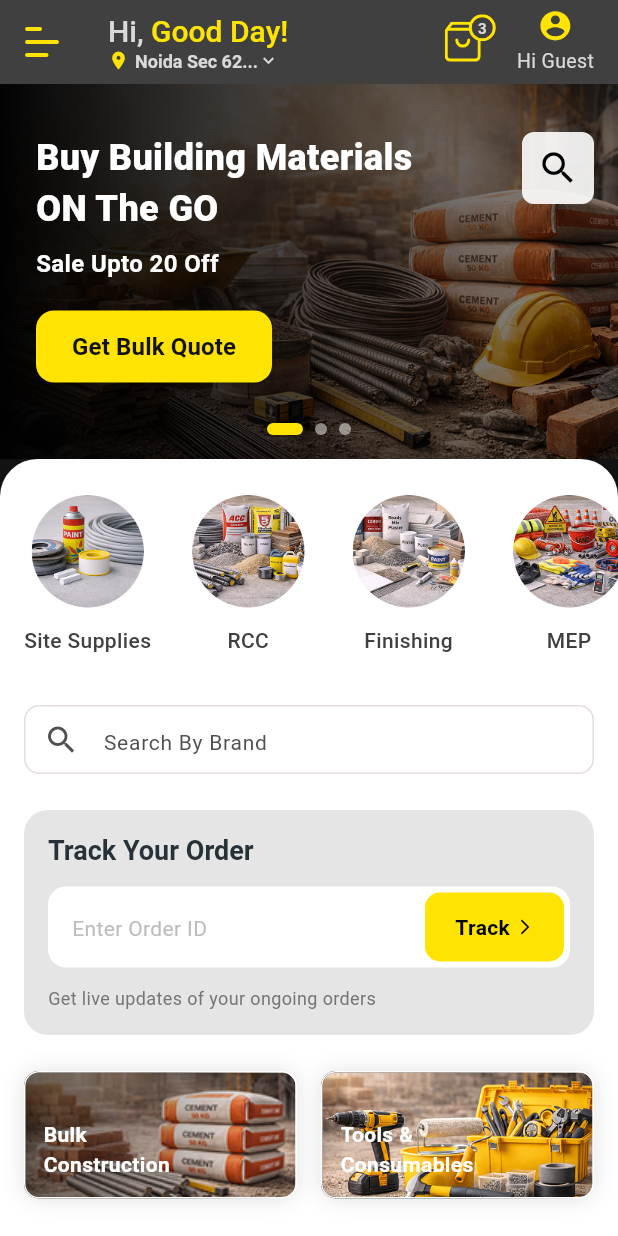
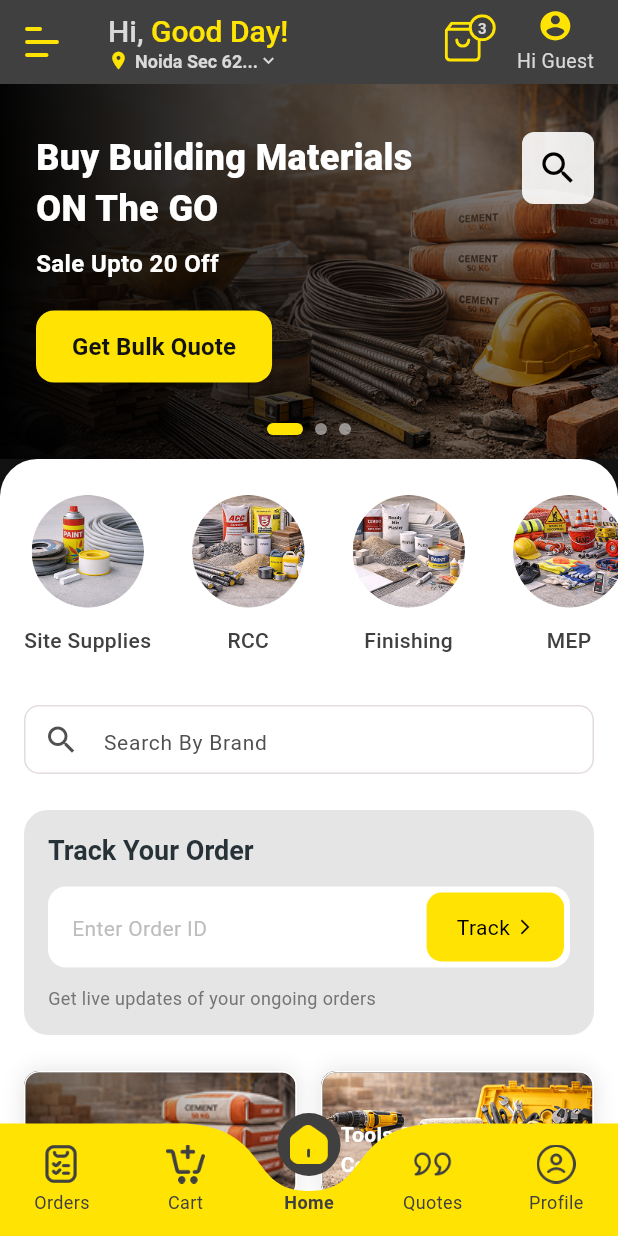
Before and after one commit to DevZkund/on_the_go, a Flutter app: the screen it shows after launch, on a phone screen of 412 x 824 dp. Run offline on Flutter 3.47's test engine with Material 3 defaults, Android fonts, the phone set to English and light mode, and no system bars; drawn by our look-alikes of carousel_slider, curved_labeled_navigation_bar; our stand-ins replace flutter_svg, go_router; Roboto replaces fonts that are missing (Nunito, Poppins).

Commit message:
feat: Add new icons and images for the home drawer and main screen
- Added new icons for cart, delivery, home, orders, profile, quotes, support, tracking, and verified.
- Updated the bulk quote banner and cement category images.
- Implemented HomeDrawer widget for navigation in mobile home view.
- Replaced MobileHomeView with MainScreen in HomePage.
- Integrated HomeDrawer into MobileHomeView.
- Updated BenefitCard to use new icons.
- Introduced ProductCard widget for displaying products in a horizontal list.
- Adjusted TrackOrderCard text style for better readability.
- Created MainScreen with a curved navigation bar for improved user experience.
- Added dependencies for curved_labeled_navigation_bar and universal_io in pubspec.yaml.

```diff
--- a/lib/features/home/ui/home_page.dart
+++ b/lib/features/home/ui/home_page.dart
@@ -1,6 +1,6 @@
 import 'package:flutter/material.dart';
+import 'package:on_the_go/features/main/ui/main_screen.dart';
 import '../../../core/responsive/responsive_layout.dart';
-import 'mobile_home_view.dart';
 import 'tablet_home_view.dart';
 
 class HomePage extends StatelessWidget {
@@ -9,7 +9,7 @@ class HomePage extends StatelessWidget {
   @override
   Widget build(BuildContext context) {
     return const ResponsiveLayout(
-      mobile: MobileHomeView(),
+      mobile: MainScreen(),
       tablet: TabletHomeView(),
     );
   }
--- a/lib/features/home/ui/mobile_home_view.dart
+++ b/lib/features/home/ui/mobile_home_view.dart
@@ -1,5 +1,6 @@
 import 'package:flutter/material.dart';
 import 'package:on_the_go/core/theme/app_theme.dart';
+import 'package:on_the_go/features/home/ui/drawer/home_drawer.dart';
 import 'package:on_the_go/features/home/ui/widgets/search_bar_widget.dart';
 import 'widgets/home_app_bar.dart';
 import 'widgets/home_banner_carousel.dart';
@@ -10,6 +11,7 @@ import 'widgets/section_header.dart';
 import 'widgets/category_shop_item.dart';
 import 'widgets/bulk_quote_banner.dart';
 import 'widgets/benefit_card.dart';
+import 'widgets/product_card.dart';
 
 const List<CategoryCircle> _categories = [
   CategoryCircle(
@@ -36,7 +38,7 @@ class MobileHomeView extends StatelessWidget {
   Widget build(BuildContext context) {
     return Scaffold(
       backgroundColor: AppColors.onBackground,
-      drawer: const Drawer(),
+      drawer: const HomeDrawer(),
       body: CustomScrollView(
         slivers: [
           const HomeAppBar(),
@@ -123,47 +125,84 @@ class MobileHomeView extends StatelessWidget {
                       crossAxisCount: 2,
                       shrinkWrap: true,
                       physics: const NeverScrollableScrollPhysics(),
+                      padding: EdgeInsets.zero,
                       crossAxisSpacing: 16,
                       mainAxisSpacing: 16,
                       childAspectRatio: 2.3,
-                      children: const [
+                      children: [
                         BenefitCard(
                           title: 'Assured 2-Hour\nSite Delivery',
-                          icon: Icon(
-                            Icons.local_shipping,
-                            color: Colors.orange,
-                            size: 32,
+                          icon: Image.asset(
+                            'assets/icons/delivery.png',
+                            width: 32,
+                            height: 32,
                           ),
                         ),
                         BenefitCard(
                           title: 'Verified Quality\nMaterials',
-                          icon: Icon(
-                            Icons.verified_user,
-                            color: Colors.amber,
-                            size: 32,
+                          icon: Image.asset(
+                            'assets/icons/verified.png',
+                            width: 32,
+                            height: 32,
                           ),
                         ),
                         BenefitCard(
                           title: 'Smart\nTracking',
-                          icon: Icon(
-                            Icons.location_on,
-                            color: Colors.black,
-                            size: 32,
+                          icon: Image.asset(
+                            'assets/icons/tracking.png',
+                            width: 32,
+                            height: 32,
                           ),
                         ),
                         BenefitCard(
                           title: 'Instant\nSupport',
-                          icon: Icon(
-                            Icons.headset_mic,
-                            color: Colors.orange,
-                            size: 32,
+                          icon: Image.asset(
+                            'assets/icons/support.png',
+                            width: 32,
+                            height: 32,
                           ),
                         ),
                       ],
                     ),
                   ),
 
-                  const SizedBox(height: 32),
+                  // Best Selling Brands
+                  SectionHeader(title: 'Best Selling Brands', onViewAll: () {}),
+                  SizedBox(
+                    height: 290,
+                    child: ListView(
+                      scrollDirection: Axis.horizontal,
+                      padding: const EdgeInsets.symmetric(horizontal: 16),
+                      children: const [
+                        ProductCard(
+                          category: 'CEMENT, PPC CEMENT',
+                          title: 'Shree PPC Cement',
+                          price: '₹310.00/Bag',
+                          imageUrl: 'assets/images/cement_cat.png',
+                        ),
+                        ProductCard(
+                          category: 'CEMENT, PPC CEMENT',
+                          title: 'Shree PPC Cement',
+                          price: '₹310.00/Bag',
+                          imageUrl: 'assets/images/cement_cat.png',
+                        ),
+                        ProductCard(
+                          category: 'CEMENT, PPC CEMENT',
+                          title: 'Shree PPC Cement',
+                          price: '₹310.00/Bag',
+                          imageUrl: 'assets/images/cement_cat.png',
+                        ),
+                        ProductCard(
+                          category: 'CEMENT, PPC CEMENT',
+                          title: 'Shree PPC Cement',
+                          price: '₹310.00/Bag',
+                          imageUrl: 'assets/images/cement_cat.png',
+                        ),
+                      ],
+                    ),
+                  ),
+
+                  const SizedBox(height: 120),
                 ],
               ),
             ),
--- a/lib/features/home/ui/widgets/feature_card.dart
+++ b/lib/features/home/ui/widgets/feature_card.dart
@@ -1,5 +1,4 @@
 import 'package:flutter/material.dart';
-import 'package:on_the_go/core/theme/app_theme.dart';
 
 class FeatureCard extends StatelessWidget {
   final String title;
--- a/lib/features/home/ui/widgets/track_order_card.dart
+++ b/lib/features/home/ui/widgets/track_order_card.dart
@@ -62,7 +62,7 @@ class TrackOrderCard extends StatelessWidget {
                         Text(
                           'Track',
                           style: textTheme.bodyMedium?.copyWith(
-                            fontWeight: FontWeight.w600,
+                            fontWeight: FontWeight.w400,
                             fontSize: 14,
                             color: Colors.black,
                           ),
--- /dev/null
+++ b/lib/features/main/ui/main_screen.dart
@@ -0,0 +1,139 @@
+import 'package:flutter/material.dart';
+import 'package:on_the_go/core/theme/app_theme.dart';
+import 'package:on_the_go/features/home/ui/drawer/home_drawer.dart';
+import 'package:on_the_go/features/home/ui/mobile_home_view.dart';
+import 'package:curved_labeled_navigation_bar/curved_navigation_bar.dart';
+import 'package:curved_labeled_navigation_bar/curved_navigation_bar_item.dart';
+
+class MainScreen extends StatefulWidget {
+  const MainScreen({super.key});
+
+  @override
+  State<MainScreen> createState() => _MainScreenState();
+}
+
+class _MainScreenState extends State<MainScreen> {
+  int _currentIndex = 2;
+
+  final List<Widget> _pages = [
+    const PlaceholderPage(title: 'Orders'),
+    const PlaceholderPage(title: 'Cart'),
+    const MobileHomeView(),
+    const PlaceholderPage(title: 'Quotes'),
+    const PlaceholderPage(title: 'Profile'),
+  ];
+
+  @override
+  Widget build(BuildContext context) {
+    return Scaffold(
+      extendBody: true,
+      body: IndexedStack(index: _currentIndex, children: _pages),
+      bottomNavigationBar: CurvedNavigationBar(
+        index: _currentIndex,
+        height: 75,
+        items: [
+          CurvedNavigationBarItem(
+            child: _buildIcon('assets/icons/orders-2.png', 0),
+            label: 'Orders',
+            labelStyle: _labelStyle(0),
+          ),
+          CurvedNavigationBarItem(
+            child: _buildIcon('assets/icons/cart.png', 1),
+            label: 'Cart',
+            labelStyle: _labelStyle(1),
+          ),
+          CurvedNavigationBarItem(
+            child: _buildIcon('assets/icons/home-2.png', 2),
+            label: 'Home',
+            labelStyle: _labelStyle(2),
+          ),
+          CurvedNavigationBarItem(
+            child: _buildIcon('assets/icons/quotes.png', 3),
+            label: 'Quotes',
+            labelStyle: _labelStyle(3),
+          ),
+          CurvedNavigationBarItem(
+            child: _buildIcon('assets/icons/profile.png', 4),
+            label: 'Profile',
+            labelStyle: _labelStyle(4),
+          ),
+        ],
+        color: AppColors.primary,
+        buttonBackgroundColor: AppColors.primaryDark,
+        backgroundColor: Colors.transparent,
+        animationCurve: Curves.easeInOut,
+        animationDuration: const Duration(milliseconds: 600),
+        onTap: (index) {
+          setState(() {
+            _currentIndex = index;
+          });
+        },
+      ),
+    );
+  }
+
+  Widget _buildIcon(String asset, int index) {
+    return Image.asset(
+      asset,
+      width: 26,
+      height: 26,
+      color: _currentIndex == index ? AppColors.primary : AppColors.primaryDark,
+    );
+  }
+
+  TextStyle _labelStyle(int index) {
+    return TextStyle(
+      fontSize: 12,
+      fontWeight: _currentIndex == index ? FontWeight.bold : FontWeight.normal,
+      color: AppColors.primaryDark,
+      fontFamily: 'Poppins',
+    );
+  }
+}
+
+class PlaceholderPage extends StatelessWidget {
+  final String title;
+
+  const PlaceholderPage({super.key, required this.title});
+
+  @override
+  Widget build(BuildContext context) {
+    return Scaffold(
+      appBar: AppBar(title: Text(title), centerTitle: true),
+      body: Center(
+        child: Column(
+          mainAxisAlignment: MainAxisAlignment.center,
+          children: [
+            Icon(
+              _getIconForTitle(title),
+              size: 80,
+              color: Theme.of(context).primaryColor,
+            ),
+            const SizedBox(height: 16),
+            Text(
+              '$title Page',
+              style: const TextStyle(fontSize: 24, fontWeight: FontWeight.bold),
+            ),
+            const SizedBox(height: 8),
+            const Text('This is a placeholder for future implementation.'),
+          ],
+        ),
+      ),
+    );
+  }
+
+  IconData _getIconForTitle(String title) {
+    switch (title) {
+      case 'Orders':
+        return Icons.list_alt;
+      case 'Cart':
+        return Icons.shopping_cart;
+      case 'Quotes':
+        return Icons.format_quote;
+      case 'Profile':
+        return Icons.person;
+      default:
+        return Icons.pages;
+    }
+  }
+}
--- a/pubspec.yaml
+++ b/pubspec.yaml
@@ -13,6 +13,7 @@ dependencies:
   go_router: ^17.0.1
   google_fonts: ^8.0.0
   carousel_slider: ^5.0.0
+  curved_labeled_navigation_bar: ^2.0.6
 
 dev_dependencies:
   flutter_test:
```
Also changed, not shown: lib/features/home/ui/drawer/home_drawer.dart (added, +155 -0 lines), lib/features/home/ui/widgets/benefit_card.dart (+20 -3 lines), lib/features/home/ui/widgets/product_card.dart (added, +146 -0 lines), assets/icons/cart.png (added), assets/icons/delivery.png (added), assets/icons/home-2.png (added), assets/icons/orders-2.png (added), assets/icons/profile.png (added), assets/icons/quotes.png (added), assets/icons/support.png (added), assets/icons/tracking.png (added), assets/icons/verified.png (added), assets/images/bulk_quote_banner.png, assets/images/cement_cat.png, 1 more files, 3 other files.
